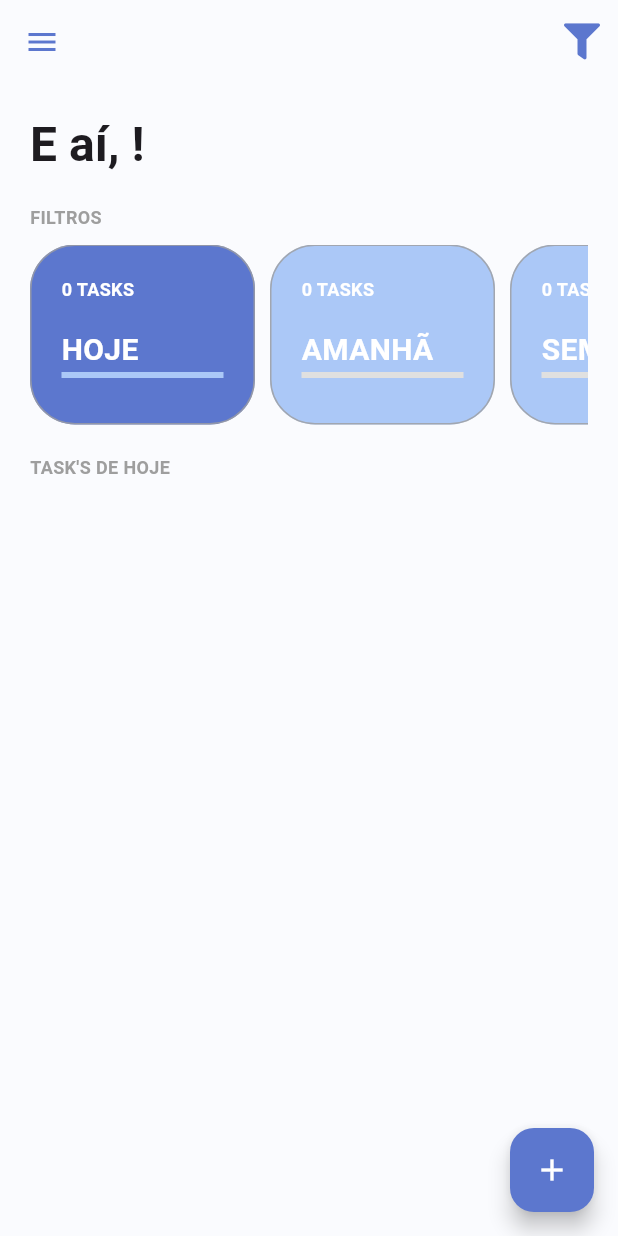
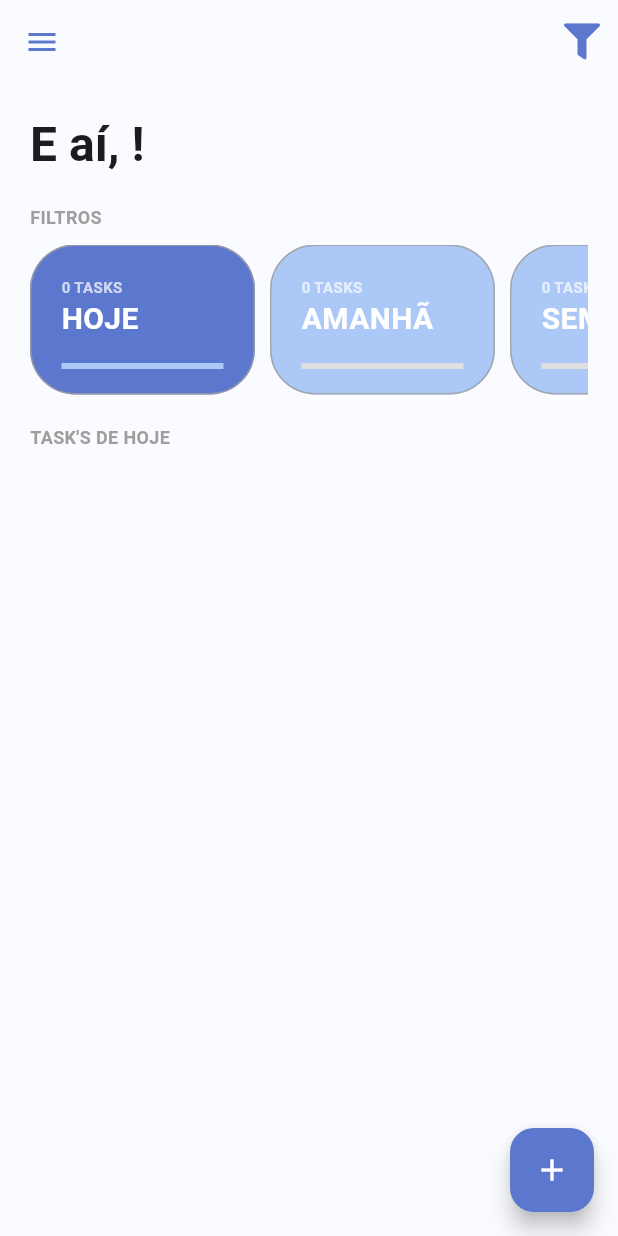
Before and after one commit to marconetsf/ToDo_list, a Flutter app: the screen it shows once a user with an empty profile is signed in, on a phone screen of 412 x 824 dp. Run offline on Flutter 3.47's test engine with Material 3 defaults, Android fonts, the phone set to English and light mode, and no system bars; our stand-ins replace date_picker_timeline, firebase_auth, firebase_core, flutter_signin_button, google_fonts, google_sign_in and 3 more; missing offline and left inert: flutter_overlay_loader, validatorless; accounts and stored records are empty; Roboto replaces fonts that are missing (Mandali).

```diff
--- a/lib/app/modules/home/widgets/home_tasks.dart
+++ b/lib/app/modules/home/widgets/home_tasks.dart
@@ -21,7 +21,10 @@ class HomeTasks extends StatelessWidget {
               return controller.filterSelected.description;
             },
             builder: (context, value, child) {
-              return Text('TASK\'S $value', style: context.titleStyle);
+              return Padding(
+                padding: const EdgeInsets.only(bottom: 15),
+                child: Text('TASK\'S $value', style: context.titleStyle),
+              );
             },
           ),
           Column(
--- a/lib/app/modules/home/widgets/todo_card_filter.dart
+++ b/lib/app/modules/home/widgets/todo_card_filter.dart
@@ -22,7 +22,7 @@ class TodoCardFilter extends StatelessWidget {
   double _getPercentFinished() {
     if (totalTasks == null) {
       return 0.0;
-    } else if (totalTasks?.totalTasks != 0){
+    } else if (totalTasks?.totalTasks != 0) {
       return ((totalTasks!.totalFinishedTasks) / (totalTasks!.totalTasks));
     } else {
       return 0.0;
@@ -35,9 +35,9 @@ class TodoCardFilter extends StatelessWidget {
       onTap: () => context.read<HomeController>().findTasks(filter: taskFilter),
       borderRadius: BorderRadius.circular(30),
       child: Container(
-        constraints: BoxConstraints(minHeight: 120, maxWidth: 150),
+        constraints: BoxConstraints(minHeight: 100, maxWidth: 150),
         margin: EdgeInsets.only(right: 10),
-        padding: EdgeInsets.all(20),
+        padding: EdgeInsets.only(top: 20, left: 20, right: 20, bottom: 10),
         decoration: BoxDecoration(
           color: selected ? context.primaryColor : context.primaryColorLight,
           border: Border.all(
@@ -52,11 +52,10 @@ class TodoCardFilter extends StatelessWidget {
             Text(
               '${(totalTasks?.totalTasks ?? 0) - (totalTasks?.totalFinishedTasks ?? 0)} TASKS',
               style: context.titleStyle.copyWith(
-                fontSize: 12,
-                color: Colors.white,
+                fontSize: 10,
+                color: Colors.white.withAlpha(180),
               ),
             ),
-            SizedBox(height: 18),
             Text(
               label,
               style: TextStyle(
@@ -65,6 +64,7 @@ class TodoCardFilter extends StatelessWidget {
                 color: Colors.white,
               ),
             ),
+            SizedBox(height: 15,),
             TweenAnimationBuilder<double>(
               tween: Tween(begin: 0.0, end: _getPercentFinished()),
               duration: Duration(seconds: 1),
```
Also changed, not shown: lib/app/modules/home/widgets/task.dart (+59 -22 lines).
